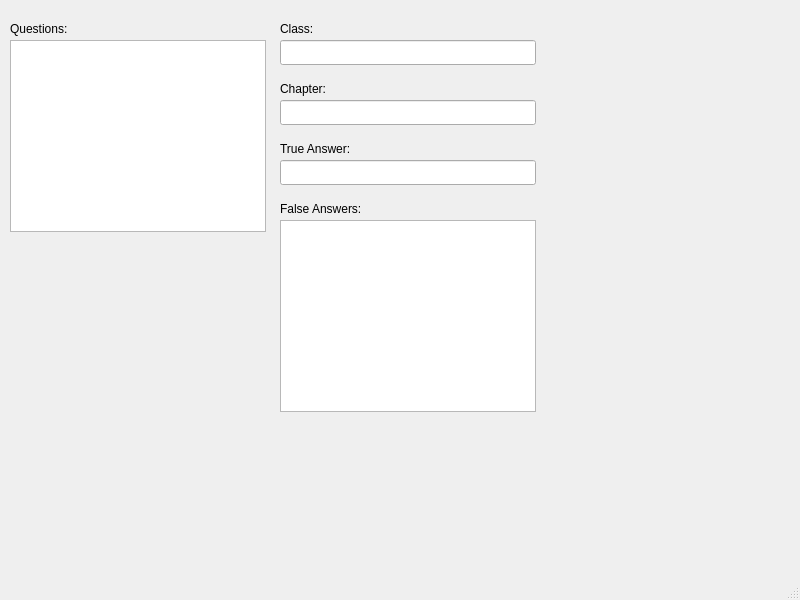
mazelado/quiz, file quiz.ui: the form before one commit.
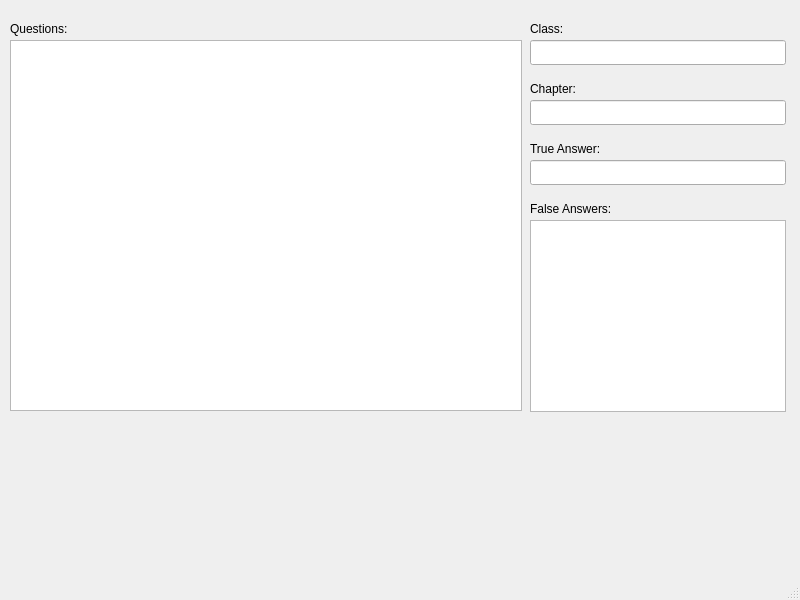
The form after the commit.

```diff
--- a/quiz.ui
+++ b/quiz.ui
@@ -19,8 +19,8 @@
      <rect>
       <x>10</x>
       <y>40</y>
-      <width>256</width>
-      <height>192</height>
+      <width>512</width>
+      <height>371</height>
      </rect>
     </property>
    </widget>
@@ -40,7 +40,7 @@
    <widget class="QListWidget" name="listWidget_2">
     <property name="geometry">
      <rect>
-      <x>280</x>
+      <x>530</x>
       <y>220</y>
       <width>256</width>
       <height>192</height>
@@ -50,7 +50,7 @@
    <widget class="QLabel" name="label_2">
     <property name="geometry">
      <rect>
-      <x>280</x>
+      <x>530</x>
       <y>200</y>
       <width>111</width>
       <height>17</height>
@@ -63,7 +63,7 @@
    <widget class="QLabel" name="label_3">
     <property name="geometry">
      <rect>
-      <x>280</x>
+      <x>530</x>
       <y>140</y>
       <width>101</width>
       <height>17</height>
@@ -76,7 +76,7 @@
    <widget class="QLineEdit" name="lineEdit">
     <property name="geometry">
      <rect>
-      <x>280</x>
+      <x>530</x>
       <y>160</y>
       <width>256</width>
       <height>25</height>
@@ -86,7 +86,7 @@
    <widget class="QLineEdit" name="lineEdit_2">
     <property name="geometry">
      <rect>
-      <x>280</x>
+      <x>530</x>
       <y>40</y>
       <width>256</width>
       <height>25</height>
@@ -96,7 +96,7 @@
    <widget class="QLabel" name="label_4">
     <property name="geometry">
      <rect>
-      <x>280</x>
+      <x>530</x>
       <y>20</y>
       <width>51</width>
       <height>17</height>
@@ -109,7 +109,7 @@
    <widget class="QLineEdit" name="lineEdit_3">
     <property name="geometry">
      <rect>
-      <x>280</x>
+      <x>530</x>
       <y>100</y>
       <width>256</width>
       <height>25</height>
@@ -119,7 +119,7 @@
    <widget class="QLabel" name="label_5">
     <property name="geometry">
      <rect>
-      <x>280</x>
+      <x>530</x>
       <y>80</y>
       <width>71</width>
       <height>17</height>
```
Left out of the diff: 27 changed lines with no effect on the pictures.
